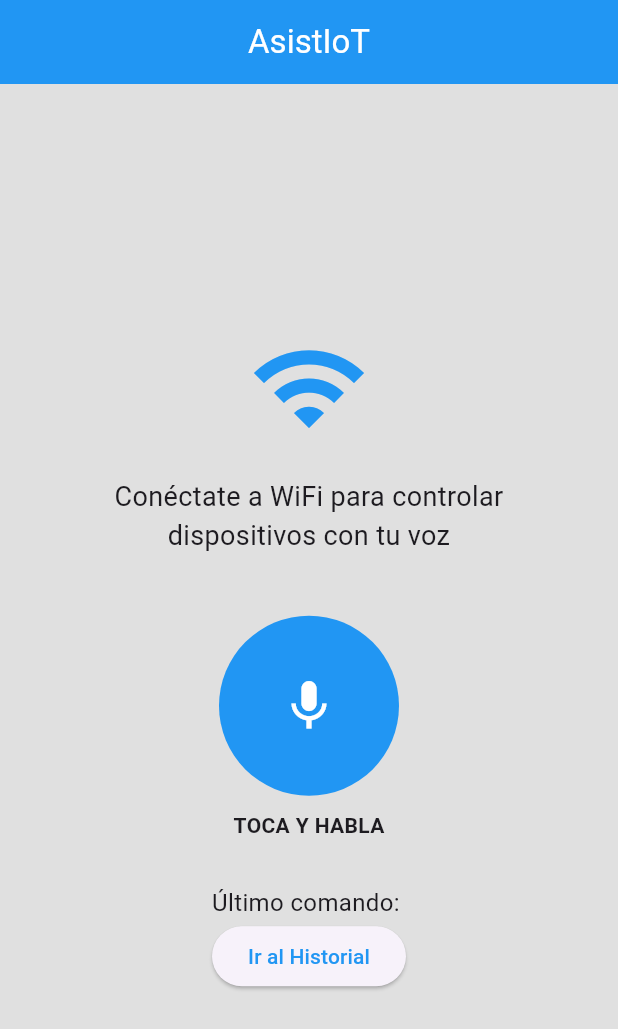
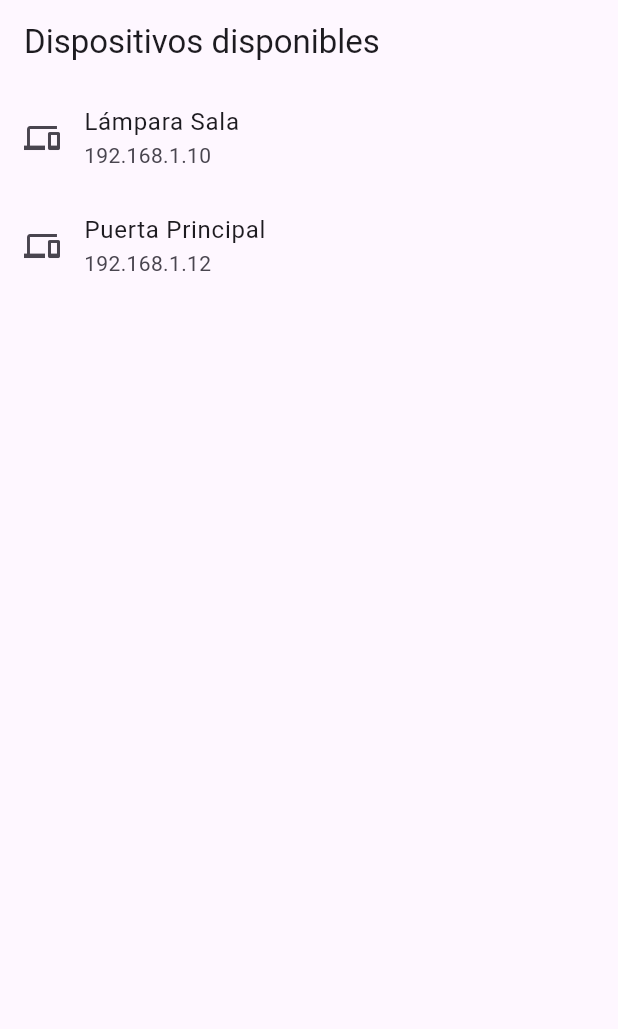
Before and after one commit to PanoccaJhon/AsistIoT, a Flutter app: the screen it shows after launch, on a phone screen of 412 x 824 dp. Shown: the top 1029 px of the screen. Run offline on Flutter 3.47's test engine with Material 3 defaults, Android fonts, the phone set to English and light mode, and no system bars; our stand-ins replace flutter_riverpod.

Commit message:
implementacion de vista de alex

```diff
--- a/asistiot/lib/main.dart
+++ b/asistiot/lib/main.dart
@@ -1,13 +1,21 @@
 import 'package:flutter/material.dart';
-import 'package:flutter_riverpod/flutter_riverpod.dart';
-import 'views/home_view.dart';
+import 'package:provider/provider.dart';
+
+import '../viewmodels/device_viewmodel.dart';
+import '../views/device_list_view.dart';
 
 void main() {
-  runApp(
-    const ProviderScope(
+  runApp(MyApp());
+}
+
+class MyApp extends StatelessWidget {
+  @override
+  Widget build(BuildContext context) {
+    return ChangeNotifierProvider(
+      create: (_) => DeviceViewModel()..loadDevices(),
       child: MaterialApp(
-        home: HomeView(),
+        home: DeviceListView(),
       ),
-    ),
-  );
+    );
+  }
 }
--- /dev/null
+++ b/asistiot/lib/models/device_model.dart
@@ -0,0 +1,6 @@
+class Device {
+  final String name;
+  final String ip;
+
+  Device({required this.name, required this.ip});
+}
--- /dev/null
+++ b/asistiot/lib/viewmodels/device_viewmodel.dart
@@ -0,0 +1,39 @@
+import 'package:flutter/foundation.dart';
+
+import '../models/device_model.dart';
+
+class DeviceViewModel extends ChangeNotifier {
+  List<Device> _devices = [];
+  bool _isLoading = false;
+  bool _hasError = false;
+
+  List<Device> get devices => _devices;
+  bool get isLoading => _isLoading;
+  bool get hasError => _hasError;
+
+  Future<void> loadDevices() async {
+    _isLoading = true;
+    _hasError = false;
+    _devices = [];
+    notifyListeners();
+
+    try {
+      // Aquí iría la lógica real para buscar dispositivos IoT por WiFi.
+      // Por simplicidad, simulamos con un delay y datos de prueba.
+      await Future.delayed(Duration(seconds: 2));
+
+      // Simulamos dispositivos encontrados
+      _devices = [
+        Device(name: "Lámpara Sala", ip: "192.168.1.10"),
+        Device(name: "Puerta Principal", ip: "192.168.1.12"),
+      ];
+
+      _isLoading = false;
+      notifyListeners();
+    } catch (e) {
+      _isLoading = false;
+      _hasError = true;
+      notifyListeners();
+    }
+  }
+}
--- /dev/null
+++ b/asistiot/lib/views/device_list_view.dart
@@ -0,0 +1,66 @@
+import 'package:flutter/material.dart';
+import 'package:provider/provider.dart';
+
+import '../viewmodels/device_viewmodel.dart';
+
+class DeviceListView extends StatelessWidget {
+  @override
+  Widget build(BuildContext context) {
+    final viewModel = Provider.of<DeviceViewModel>(context);
+
+    return Scaffold(
+      appBar: AppBar(title: Text('Dispositivos disponibles')),
+      body: Center(
+        child: Builder(builder: (_) {
+          if (viewModel.isLoading) {
+            return CircularProgressIndicator();
+          }
+
+          if (viewModel.hasError) {
+            return Column(
+              mainAxisSize: MainAxisSize.min,
+              children: [
+                Text('Error al buscar dispositivos.'),
+                SizedBox(height: 16),
+                ElevatedButton(
+                  onPressed: viewModel.loadDevices,
+                  child: Text('Reintentar'),
+                ),
+              ],
+            );
+          }
+
+          if (viewModel.devices.isEmpty) {
+            return Column(
+              mainAxisSize: MainAxisSize.min,
+              children: [
+                Text('No se encontraron dispositivos.'),
+                SizedBox(height: 16),
+                ElevatedButton(
+                  onPressed: viewModel.loadDevices,
+                  child: Text('Reintentar'),
+                ),
+              ],
+            );
+          }
+
+          // Mostrar lista de dispositivos
+          return ListView.builder(
+            itemCount: viewModel.devices.length,
+            itemBuilder: (context, index) {
+              final device = viewModel.devices[index];
+              return ListTile(
+                leading: Icon(Icons.devices),
+                title: Text(device.name),
+                subtitle: Text(device.ip),
+                onTap: () {
+                  // Aquí podrías agregar la acción para conectar
+                },
+              );
+            },
+          );
+        }),
+      ),
+    );
+  }
+}
```
